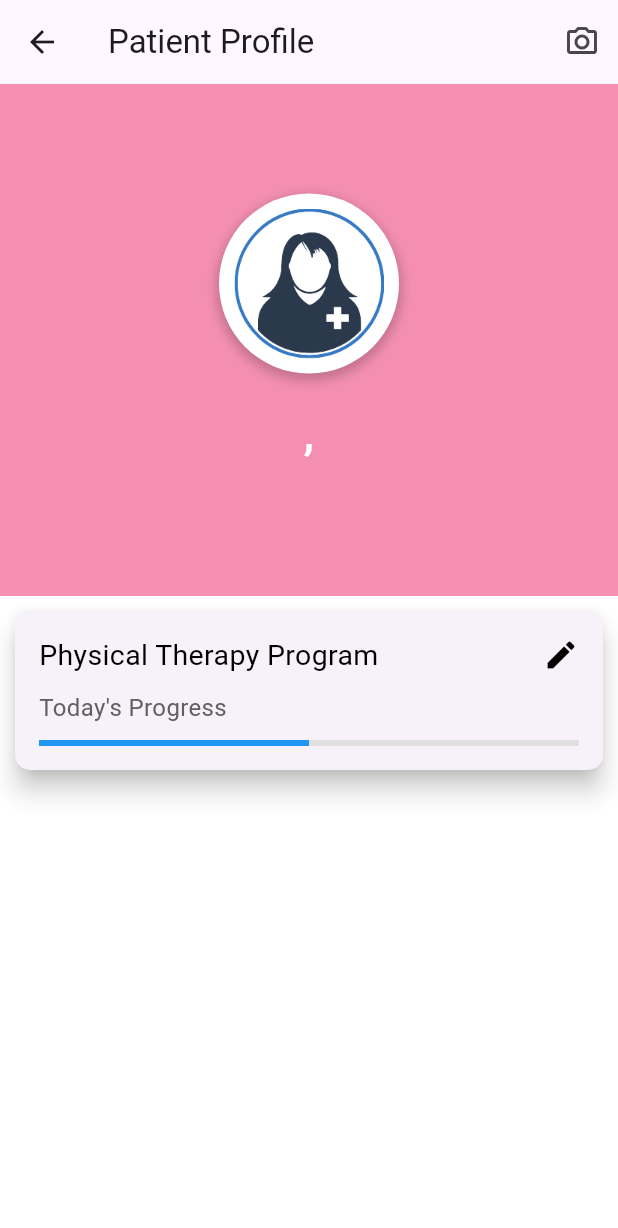
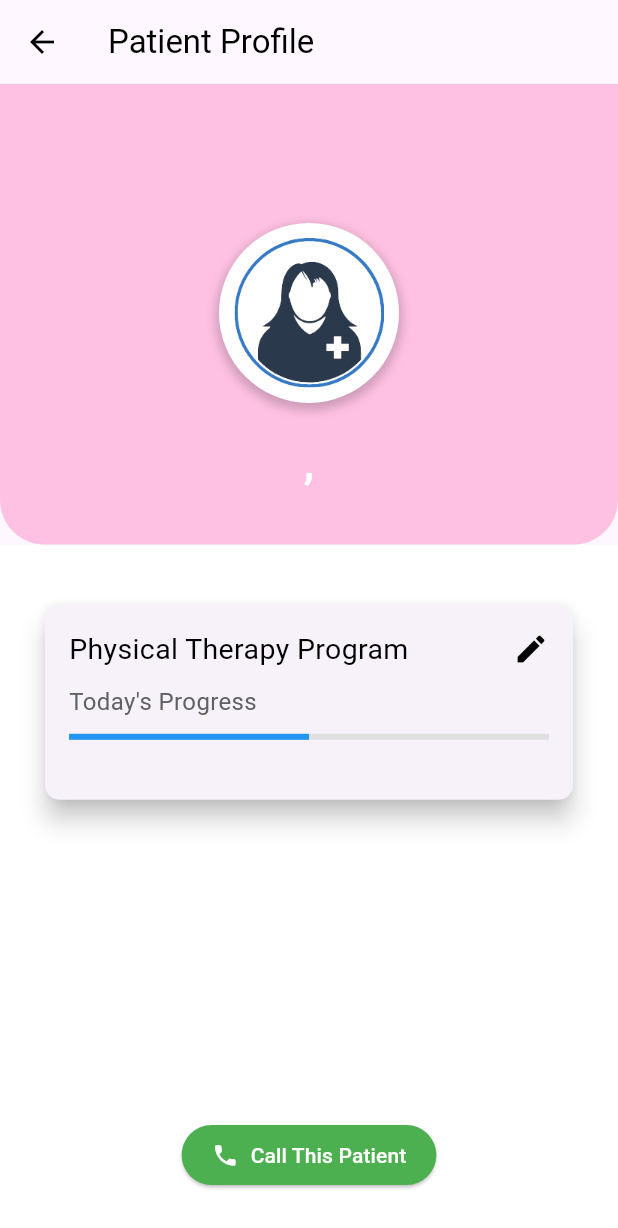
Before and after one commit to CSE396-Group10-2024/PAES-MOBILE-APPLICATION, a Flutter app: the PatientProfile screen opened directly with empty values, on a phone screen of 412 x 824 dp. Shown: the top 1228 px of the screen. Run offline on Flutter 3.47's test engine with Material 3 defaults, Android fonts, the phone set to English and light mode, and no system bars; our stand-ins replace flutter_local_notifications; missing offline and left inert: mongo_dart.

Commit message:
ui changes

```diff
--- a/lib/patientProfile_page.dart
+++ b/lib/patientProfile_page.dart
@@ -10,21 +10,27 @@ class PatientProfile extends StatelessWidget {
 
   @override
   Widget build(BuildContext context) {
+    // Determine the background color based on the gender
+    Color backgroundColor = patient['gender'] == 'male' ? const Color(0xFF005092) : const Color(0xFFFFC1E3);
+
     return Scaffold(
-      appBar: appBar(context), //back button and camera icon
-      body: Stack(
-        children: <Widget>[
-          Column(
+      appBar: appBar(context), // Back button
+      body: Column(
         children: <Widget>[
           Expanded(
             flex: 4,
             child: Container(
-                  color: Colors.pink[200], // Set the background color to pink
-                  child: Stack(
-                    children: <Widget>[
-                      Padding(
+              decoration: BoxDecoration(
+                color: backgroundColor, // Set the background color based on gender
+                borderRadius: const BorderRadius.only(
+                  bottomLeft: Radius.circular(30),
+                  bottomRight: Radius.circular(30),
+                ),
+              ),
+              child: Padding(
                 padding: const EdgeInsets.all(16),
                 child: Column(
+                  mainAxisAlignment: MainAxisAlignment.center,
                   children: [
                     Align(
                       alignment: Alignment.center,
@@ -32,33 +38,41 @@ class PatientProfile extends StatelessWidget {
                         "${patient['room_number']}",
                         textAlign: TextAlign.center,
                         style: const TextStyle(
-                                    fontSize: 40, color: Colors.white),
+                          fontSize: 36,
+                          fontWeight: FontWeight.bold,
+                          color: Colors.white,
                         ),
                       ),
+                    ),
+                    const SizedBox(height: 16),
                     PatientInfo(patient: patient),
                   ],
                 ),
               ),
+            ),
+          ),
+          Expanded(
+            flex: 6,
+            child: Container(
+              padding: const EdgeInsets.symmetric(horizontal: 20, vertical: 30),
+              decoration: const BoxDecoration(
+                color: Colors.white,
+              ),
+              child: Column(
+                mainAxisAlignment: MainAxisAlignment.spaceBetween,
+                children: [
+                  SizedBox(
+                    height: 150, // Adjust the height as needed
+                    child: Row(
+                      children: const [
+                        Expanded(child: ExerciseCard()), // Stretch the ExerciseCard
                       ],
                     ),
                   ),
-              ),
-              Expanded(
-                flex: 5,
-                child: Container(
-                  color: Colors.white,
-                  child: Table(
-                    children: const [
-                      TableRow(
-                        children: [
-                          ExerciseCard(),
-                        ],
-                      ),
+                  _callButton(context), // Add call button at the bottom
                 ],
               ),
             ),
-              ),
-            ],
           ),
         ],
       ),
@@ -67,10 +81,18 @@ class PatientProfile extends StatelessWidget {
 
   PreferredSizeWidget appBar(BuildContext context) {
     return AppBar(
-      title: const Text('Patient Profile'),
-      actions: [
-        IconButton(
-          icon: const Icon(Icons.camera_alt_outlined),
+      backgroundColor: Colors.transparent,
+      elevation: 0,
+      iconTheme: const IconThemeData(color: Colors.black),
+      title: const Text(
+        'Patient Profile',
+        style: TextStyle(color: Colors.black),
+      ),
+    );
+  }
+
+  Widget _callButton(BuildContext context) {
+    return ElevatedButton.icon(
       onPressed: () {
         Navigator.push(
           context,
@@ -79,8 +101,21 @@ class PatientProfile extends StatelessWidget {
           ),
         );
       },
+      icon: const Icon(
+        Icons.phone,
+        color: Colors.white,
       ),
-      ],
+      label: const Text(
+        "Call This Patient",
+        style: TextStyle(color: Colors.white),
+      ),
+      style: ElevatedButton.styleFrom(
+        backgroundColor: Colors.green,
+        shape: RoundedRectangleBorder(
+          borderRadius: BorderRadius.circular(30.0),
+        ),
+        padding: const EdgeInsets.symmetric(horizontal: 20, vertical: 10),
+      ),
     );
   }
 }
```
Lines whose indentation alone changed are shown as unchanged.
